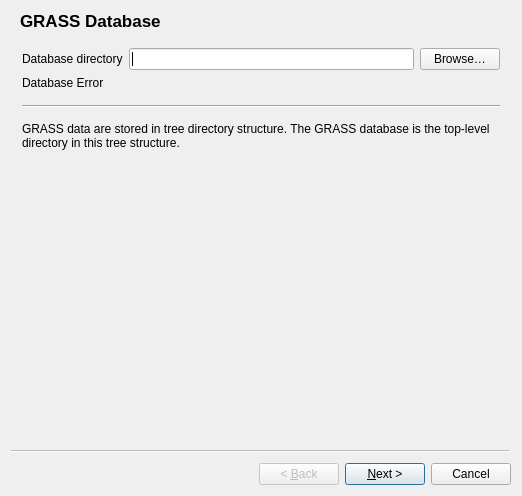
This is src/plugins/grass/qgsgrassnewmapsetbase.ui in qgis/QGIS as Qt 5 draws it before an edit. The edited form follows.
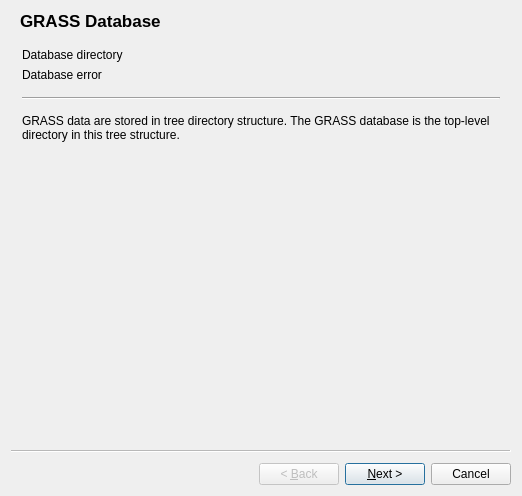
This is the edited form. Icons and pictures are not drawn. Custom widgets are drawn as their Qt base class.

Commit message: Use QgsFileWidget for directory selection, not custom widget

Patch:
```diff
--- a/src/plugins/grass/qgsgrassnewmapsetbase.ui
+++ b/src/plugins/grass/qgsgrassnewmapsetbase.ui
@@ -25,58 +25,8 @@
    <property name="title">
     <string>GRASS Database</string>
    </property>
-   <layout class="QVBoxLayout" name="verticalLayout_5">
-    <item>
-     <layout class="QHBoxLayout">
-      <item>
-       <widget class="QLabel" name="textLabel2">
-        <property name="text">
-         <string>Database directory</string>
-        </property>
-       </widget>
-      </item>
-      <item>
-       <widget class="QLineEdit" name="mDatabaseLineEdit"/>
-      </item>
-      <item>
-       <widget class="QPushButton" name="mDatabaseButton">
-        <property name="text">
-         <string>Browse…</string>
-        </property>
-       </widget>
-      </item>
-     </layout>
-    </item>
-    <item>
-     <widget class="QLabel" name="mDatabaseErrorLabel">
-      <property name="text">
-       <string>Database Error</string>
-      </property>
-     </widget>
-    </item>
-    <item>
-     <widget class="Line" name="line1">
-      <property name="sizePolicy">
-       <sizepolicy hsizetype="Expanding" vsizetype="Fixed">
-        <horstretch>0</horstretch>
-        <verstretch>0</verstretch>
-       </sizepolicy>
-      </property>
-      <property name="minimumSize">
-       <size>
-        <width>0</width>
-        <height>20</height>
-       </size>
-      </property>
-      <property name="frameShape">
-       <enum>QFrame::HLine</enum>
-      </property>
-      <property name="frameShadow">
-       <enum>QFrame::Sunken</enum>
-      </property>
-     </widget>
-    </item>
-    <item>
+   <layout class="QGridLayout" name="gridLayout">
+    <item row="3" column="0" colspan="2">
      <widget class="QLabel" name="mDatabaseHelpLabel">
       <property name="text">
        <string>&lt;html&gt;&lt;head/&gt;&lt;body&gt;&lt;p&gt;GRASS data are stored in tree directory structure. The GRASS database is the top-level directory in this tree structure.&lt;/p&gt;&lt;/body&gt;&lt;/html&gt;</string>
@@ -86,7 +36,50 @@
       </property>
      </widget>
     </item>
-    <item>
+    <item row="0" column="1">
+     <widget class="QgsFileWidget" name="mDirectoryWidget" native="true">
+      <property name="focusPolicy">
+       <enum>Qt::StrongFocus</enum>
+      </property>
+     </widget>
+    </item>
+    <item row="2" column="0" colspan="2">
+     <widget class="Line" name="line1">
+      <property name="sizePolicy">
+       <sizepolicy hsizetype="Expanding" vsizetype="Fixed">
+        <horstretch>0</horstretch>
+        <verstretch>0</verstretch>
+       </sizepolicy>
+      </property>
+      <property name="minimumSize">
+       <size>
+        <width>0</width>
+        <height>20</height>
+       </size>
+      </property>
+      <property name="frameShape">
+       <enum>QFrame::HLine</enum>
+      </property>
+      <property name="frameShadow">
+       <enum>QFrame::Sunken</enum>
+      </property>
+     </widget>
+    </item>
+    <item row="1" column="0">
+     <widget class="QLabel" name="mDatabaseErrorLabel">
+      <property name="text">
+       <string>Database error</string>
+      </property>
+     </widget>
+    </item>
+    <item row="0" column="0">
+     <widget class="QLabel" name="textLabel2">
+      <property name="text">
+       <string>Database directory</string>
+      </property>
+     </widget>
+    </item>
+    <item row="4" column="0" colspan="2">
      <spacer name="verticalSpacer">
       <property name="orientation">
        <enum>Qt::Vertical</enum>
@@ -682,6 +675,14 @@
   </widget>
  </widget>
  <layoutdefault spacing="6" margin="11"/>
+ <customwidgets>
+  <customwidget>
+   <class>QgsFileWidget</class>
+   <extends>QWidget</extends>
+   <header>qgsfilewidget.h</header>
+   <container>1</container>
+  </customwidget>
+ </customwidgets>
  <resources/>
  <connections/>
 </ui>
```
The commit also changes 2 other files.
